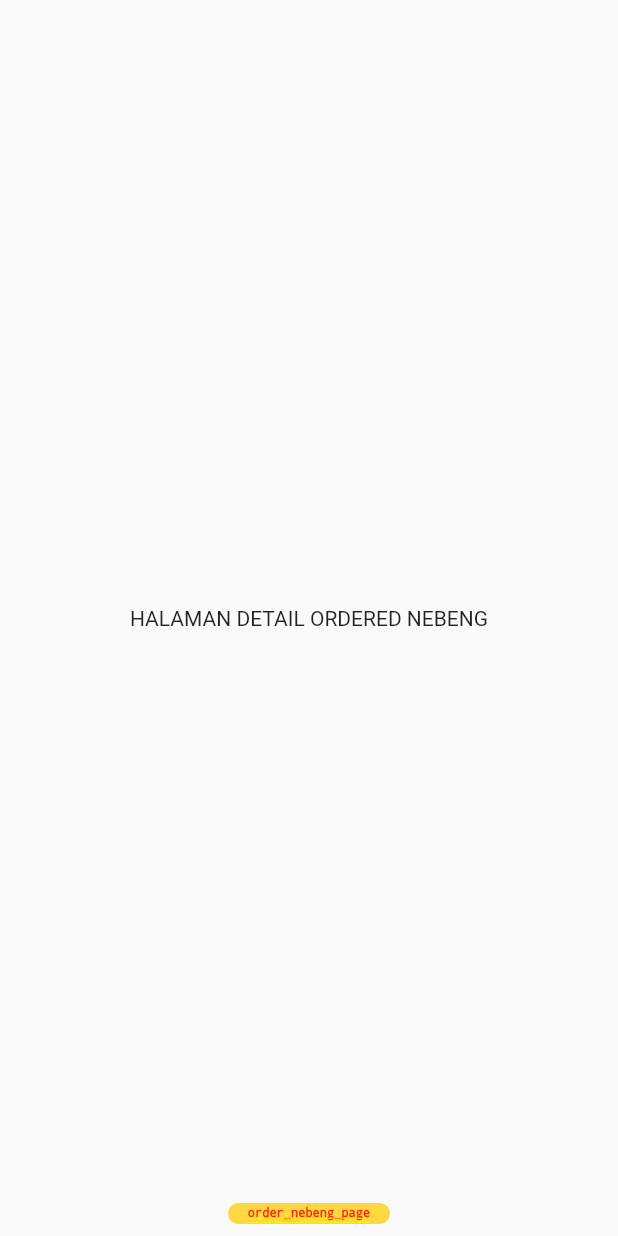
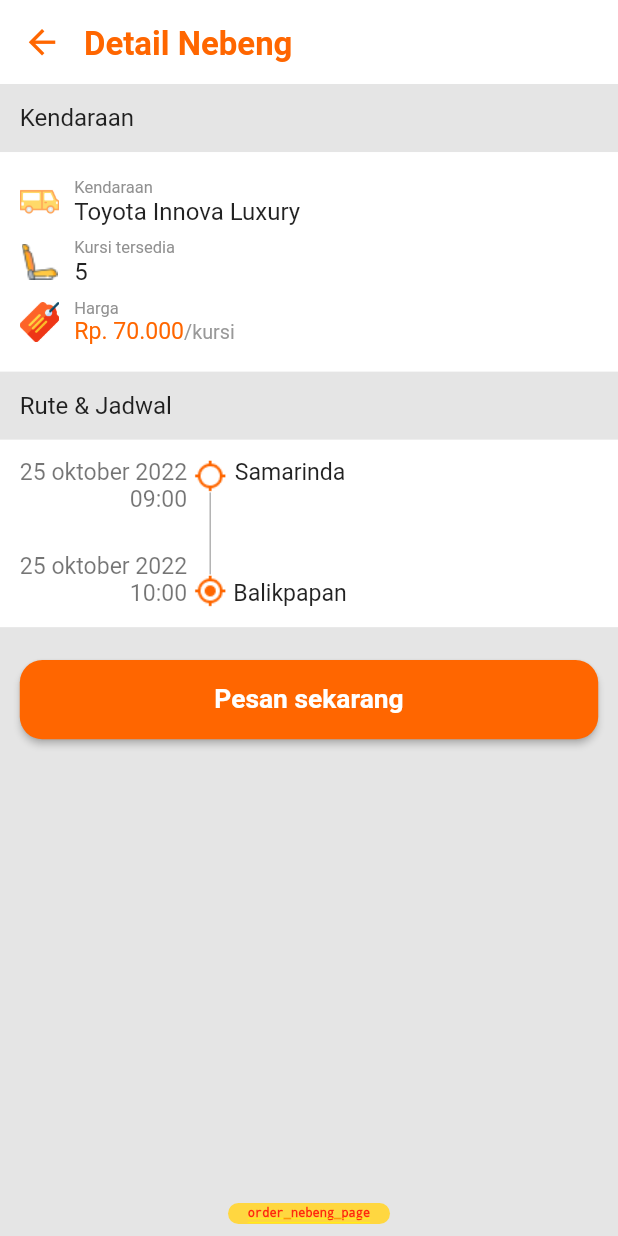
Before and after one commit to mrizkynurfajrie/antaranter-customer, a Flutter app: the PageOrderNebeng screen opened by its route, on a phone screen of 412 x 824 dp. Run offline on Flutter 3.47's test engine with Material 2 defaults, Android fonts, the phone set to English and light mode, and no system bars; our stand-ins replace cached_network_image, flutter_screenutil, get, get_storage, image_picker, intl_phone_number_input and 2 more; accounts and stored records are empty; Roboto replaces fonts that are missing (DMSans); statements that could not run were skipped.

Commit message:
change detail to order page

```diff
--- a/lib/features/home/page_home.dart
+++ b/lib/features/home/page_home.dart
@@ -150,7 +150,7 @@ class PageHome extends GetView<ControllerHome> {
             SliverToBoxAdapter(
               child: CardRoundedClickable(
                 onTap: () {
-                  Get.toNamed(Routes.orderNebeng);
+                  Get.toNamed(Routes.detailNebeng);
                 },
                 margin: EdgeInsets.symmetric(
                   horizontal: Insets.med,
--- a/lib/features/nebeng/list_nebeng/page_list_nebeng.dart
+++ b/lib/features/nebeng/list_nebeng/page_list_nebeng.dart
@@ -29,7 +29,7 @@ class PageListNebeng extends GetView<ControllerListNebeng> {
             bottom: Insets.med,
           ),
           onTap: () {
-            Get.toNamed(Routes.detailNebeng);
+            Get.toNamed(Routes.orderNebeng);
           },
           child: Column(
             children: [
--- a/lib/features/nebeng/detail_nebeng/page/page_detail_nebeng.dart
+++ b/lib/features/nebeng/order_nebeng/page/page_order_nebeng.dart
@@ -1,15 +1,14 @@
 import 'package:flutter/material.dart';
 import 'package:get/get.dart';
-import 'package:intake_customer/features/nebeng/detail_nebeng/controller_detail_nebeng.dart';
-import 'package:intake_customer/routes/app_routes.dart';
+import 'package:intake_customer/features/nebeng/order_nebeng/controller_order_nebeng.dart';
 import 'package:intake_customer/shared/constans/assets.dart';
 import 'package:intake_customer/shared/constans/colors.dart';
 import 'package:intake_customer/shared/constans/styles.dart';
 import 'package:intake_customer/shared/widgets/appbar/appbar.dart';
 import 'package:intake_customer/shared/widgets/buttons/button_primary.dart';
 
-class PageDetailNebeng extends GetView<ControllerDetailNebeng> {
-  const PageDetailNebeng({Key? key}) : super(key: key);
+class PageOrderNebeng extends GetView<ControllerOrderNebeng> {
+  const PageOrderNebeng({Key? key}) : super(key: key);
 
   @override
   Widget build(BuildContext context) {
--- a/lib/features/nebeng/order_nebeng/page_order_nebeng.dart
+++ /dev/null
@@ -1,12 +0,0 @@
-import 'package:flutter/material.dart';
-
-class PageOrderNebeng extends StatelessWidget {
-  const PageOrderNebeng({ Key? key }) : super(key: key);
-
-  @override
-  Widget build(BuildContext context) {
-    return Scaffold(
-      body: Center(child: Text("HALAMAN DETAIL ORDERED NEBENG"),),
-    );
-  }
-}
--- a/lib/routes/app_pages.dart
+++ b/lib/routes/app_pages.dart
@@ -10,11 +10,11 @@ import 'package:intake_customer/features/main/binding_main.dart';
 import 'package:intake_customer/features/main/page_main.dart';
 import 'package:intake_customer/features/nebeng/detail_nebeng/binding_detail_nebeng.dart';
 import 'package:intake_customer/features/nebeng/detail_nebeng/page/Page_process_order_nebeng.dart';
-import 'package:intake_customer/features/nebeng/detail_nebeng/page/page_detail_nebeng.dart';
+import 'package:intake_customer/features/nebeng/detail_nebeng/page_detail_nebeng.dart';
 import 'package:intake_customer/features/nebeng/list_nebeng/binding_list_nebeng.dart';
 import 'package:intake_customer/features/nebeng/list_nebeng/page_list_nebeng.dart';
 import 'package:intake_customer/features/nebeng/order_nebeng/binding_order_nebeng.dart';
-import 'package:intake_customer/features/nebeng/order_nebeng/page_order_nebeng.dart';
+import 'package:intake_customer/features/nebeng/order_nebeng/page/page_order_nebeng.dart';
 import 'package:intake_customer/features/nebeng/term_nebeng/binding_term_nebeng.dart';
 import 'package:intake_customer/features/nebeng/term_nebeng/page_term_nebeng.dart';
 import 'package:intake_customer/features/profile/page_profile.dart';
```
Also changed, not shown: lib/features/nebeng/detail_nebeng/controller_detail_nebeng.dart (+0 -10 lines), lib/features/nebeng/detail_nebeng/page_detail_nebeng.dart (added, +12 -0 lines), lib/features/nebeng/order_nebeng/controller_order_nebeng.dart (+10 -0 lines), lib/features/nebeng/order_nebeng/page/page_process_order_nebeng.dart (renamed from lib/features/nebeng/detail_nebeng/page/page_process_order_nebeng.dart).
